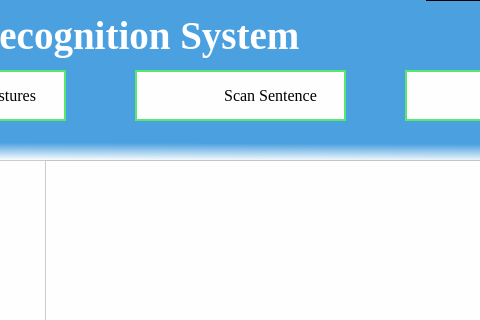
Above: ui_files/DataRecord.ui from liudongdong1/DataGlove before the change; both pictures show x 435 to 915 and y 0 to 320 of the 1094 by 635 pixel window. Below: the same form after it.
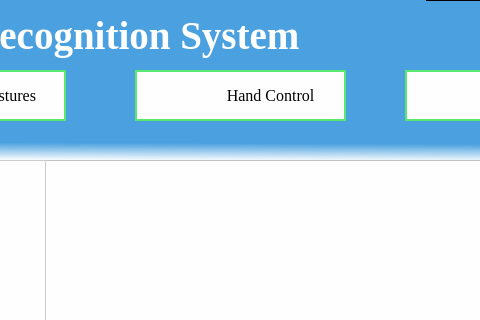
That is the form after the change. Icons and pictures are not drawn.

Patch:
```diff
--- a/ui_files/DataRecord.ui
+++ b/ui_files/DataRecord.ui
@@ -134,7 +134,7 @@
 }</string>
     </property>
     <property name="text">
-     <string>                          Scan Sentence </string>
+     <string>                          Hand Control </string>
     </property>
    </widget>
    <widget class="QPushButton" name="scan_sinlge">
```
